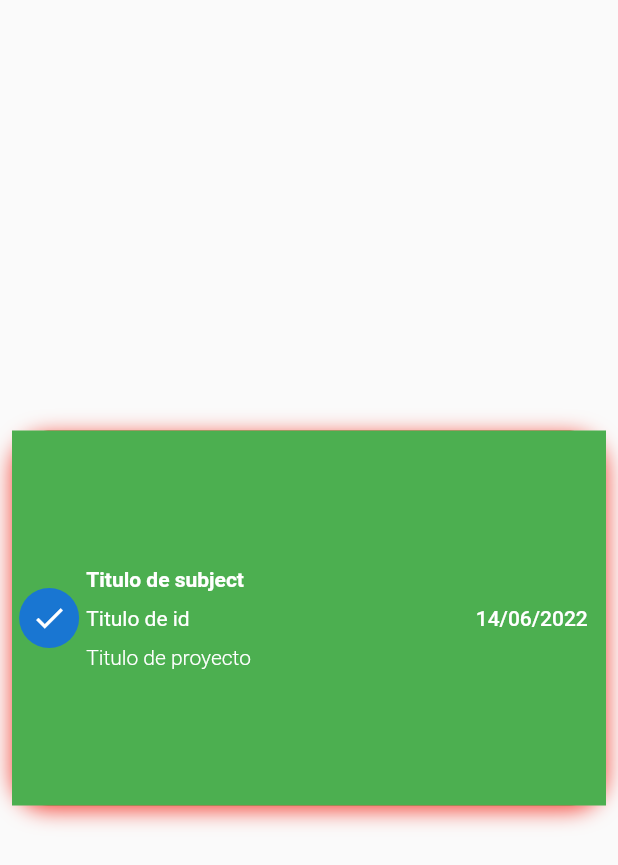
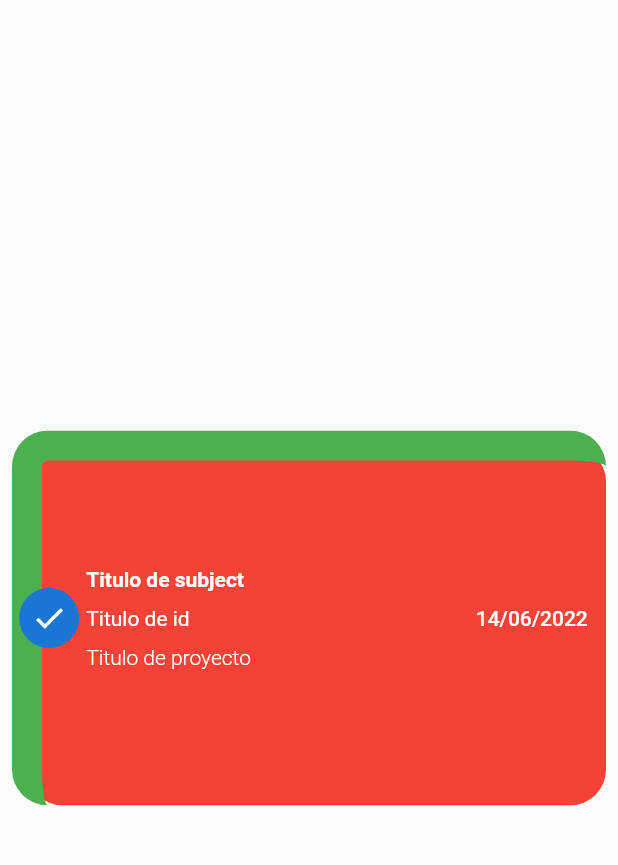
Before and after one commit to CalderonRigoberto/components_ui, a Flutter app: the screen it shows after launch, on a phone screen of 412 x 824 dp. Shown: the top 865 px of the screen. Run offline on Flutter 3.47's test engine with Material 2 defaults, Android fonts, the phone set to English and light mode, and no system bars.

Commit message:
Mejorando card.

```diff
--- a/lib/widgets/card_notify.dart
+++ b/lib/widgets/card_notify.dart
@@ -9,26 +9,19 @@ class CardNotify extends StatelessWidget {
       padding: const EdgeInsets.all(8.0),
       child: Stack(
         children:  [
-          Container(
-            width: double.infinity,
-            height: 250,
-            decoration: BoxDecoration(
-              color: Colors.red,
-              borderRadius: BorderRadius.circular(24),
-              boxShadow: const [
-                BoxShadow(
-                  color: Colors.red,
-                  blurRadius: 12,
-                  offset: Offset(0,3)
+          ClipRRect(
+            child: Container(
+              width: double.infinity,
+              height: 250,
+              decoration: BoxDecoration(
+                color: Colors.red,
+                borderRadius: BorderRadius.circular(24),
+                border: const Border(
+                  left: BorderSide( color: Colors.green, width: 20),
+                  top: BorderSide( color: Colors.green, width: 20),
                 )
-              ],
+              )
             ),
-            child: Container(
-              height: 250,
-              width: 100,
-              color: Colors.green,
-            ),
-
           ),
           Positioned.fill(
             child: Row(
```
